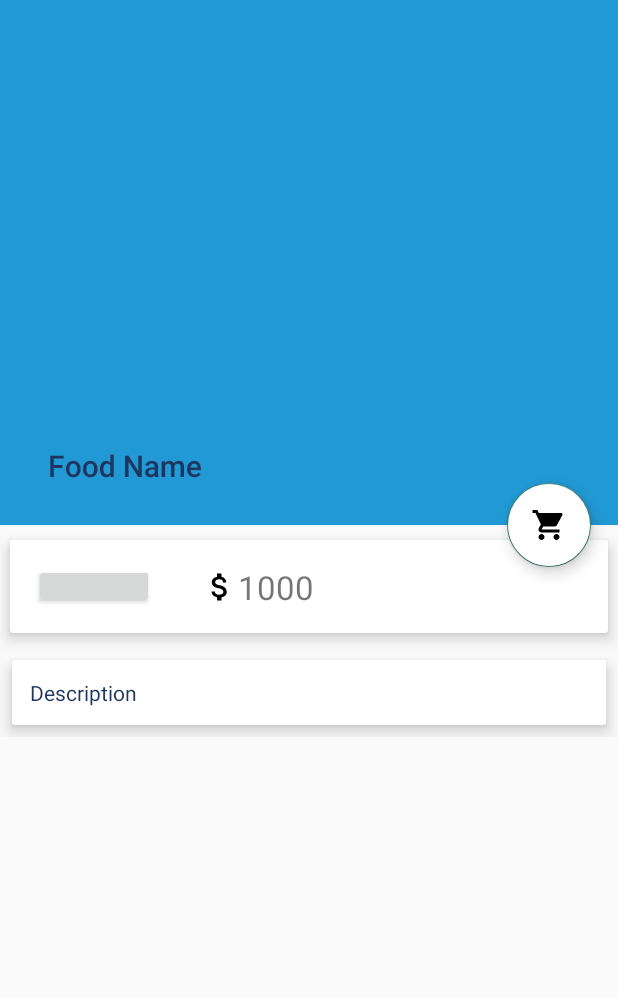
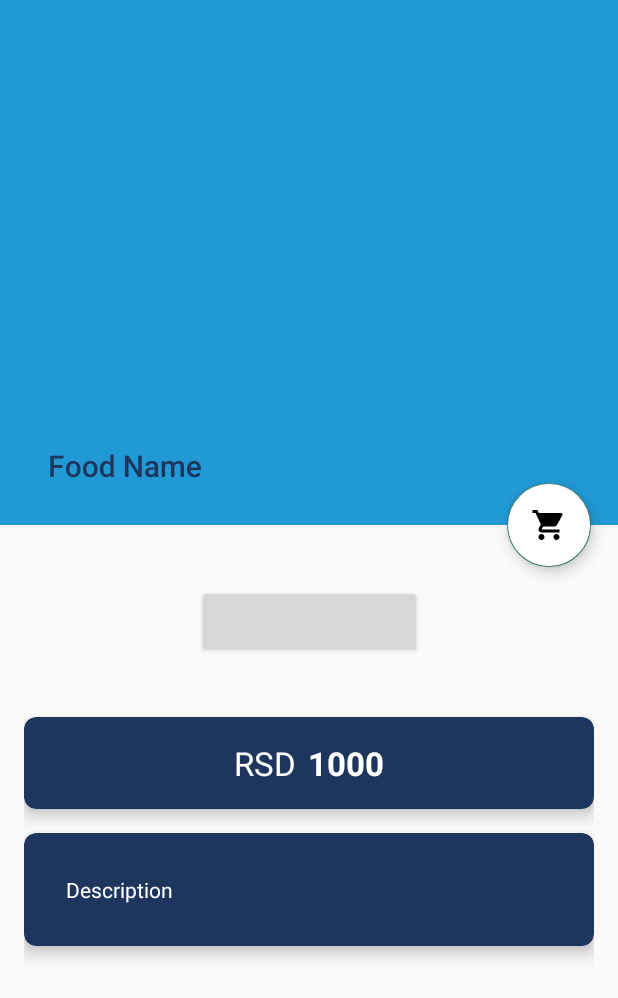
Before and after one commit to daliborhes/Foodie, an Android app: the FoodDetailActivity screen opened directly, with no data from a screen before it, on a phone screen of 412 x 824 dp. Shown: the top 998 px of the screen. Run offline under Robolectric (Android 15) with nearby library versions, the phone set to English and light mode, and no system bars; our stand-ins replace ButterKnife, Firebase (no records; nobody signed in at launch, a user with empty details on screens opened directly), Picasso; libraries missing offline, so code that uses them is left out: com.cepheuen.elegantnumberbutton; plain views replace ElegantNumberButton.

Commit message:
displaying data in activities done

```diff
--- a/app/src/main/java/com/daliborhes/foodie/Activities/FoodDetailActivity.java
+++ b/app/src/main/java/com/daliborhes/foodie/Activities/FoodDetailActivity.java
@@ -1,10 +1,10 @@
 package com.daliborhes.foodie.Activities;
 
+import android.os.Bundle;
 import android.support.annotation.NonNull;
 import android.support.design.widget.CollapsingToolbarLayout;
 import android.support.design.widget.FloatingActionButton;
 import android.support.v7.app.AppCompatActivity;
-import android.os.Bundle;
 import android.util.Log;
 import android.widget.ImageView;
 import android.widget.TextView;
@@ -16,6 +16,7 @@ import com.google.firebase.database.DataSnapshot;
 import com.google.firebase.database.DatabaseError;
 import com.google.firebase.database.DatabaseReference;
 import com.google.firebase.database.FirebaseDatabase;
+import com.google.firebase.database.Query;
 import com.google.firebase.database.ValueEventListener;
 import com.squareup.picasso.Picasso;
 
@@ -24,50 +25,59 @@ import butterknife.ButterKnife;
 
 public class FoodDetailActivity extends AppCompatActivity {
 
+    @BindView(R.id.collapsing_toolbar_layout)
     CollapsingToolbarLayout collapsingToolbarLayout;
+    @BindView(R.id.btn_cart)
     FloatingActionButton fab;
+    @BindView(R.id.food_price)
     TextView foodPrice;
+    @BindView(R.id.food_description)
     TextView foodDesc;
+    @BindView(R.id.number_btn)
     ElegantNumberButton foodBtn;
+    @BindView(R.id.img_food_detail)
     ImageView foodImage;
 
-    DatabaseReference foodRef = FirebaseDatabase.getInstance().getReference("Food");
+    FirebaseDatabase database = FirebaseDatabase.getInstance();
+    DatabaseReference databaseReference;
 
     @Override
     protected void onCreate(Bundle savedInstanceState) {
         super.onCreate(savedInstanceState);
         setContentView(R.layout.activity_food_detail);
+        ButterKnife.bind(this);
 
-        // Init views
-        foodImage = findViewById(R.id.img_food_detail);
-        foodDesc = findViewById(R.id.food_description);
-        foodPrice = findViewById(R.id.food_price);
-        fab = findViewById(R.id.btn_cart);
-        foodBtn = findViewById(R.id.number_btn);
-
-        collapsingToolbarLayout = findViewById(R.id.collapsing_toolbar_layout);
         collapsingToolbarLayout.setExpandedTitleTextAppearance(R.style.ExpandedAppBar);
         collapsingToolbarLayout.setCollapsedTitleTextAppearance(R.style.CollapsedAppBar);
 
         // Get intent here (FoodlistID)
         if (getIntent() != null) {
-            String foodIdPass = getIntent().getStringExtra("FoodId");
-            Log.d("FoodID foodactivity", " " + foodIdPass);
-            loadFoodDetail(foodIdPass);
+            String foodId = getIntent().getStringExtra("FoodName");
+            Log.d("FoodName foodDetail ", " " + foodId);
+            loadFoodDetail(foodId);
         }
     }
 
     private void loadFoodDetail(String foodId) {
-        foodRef.child(foodId).addValueEventListener(new ValueEventListener() {
+
+        databaseReference = database.getReference("Food");
+        Query query = databaseReference.orderByChild("name").equalTo(foodId);
+        query.addValueEventListener(new ValueEventListener() {
             @Override
             public void onDataChange(@NonNull DataSnapshot dataSnapshot) {
-                Food food = dataSnapshot.getValue(Food.class);
+                for (DataSnapshot snapshot: dataSnapshot.getChildren()) {
+                    Food food = snapshot.getValue(Food.class);
 
-                // Set views
-                Picasso.get().load(food.getImage()).into(foodImage);
-                collapsingToolbarLayout.setTitle(food.getName());
-                foodPrice.setText(food.getPrice());
-                foodDesc.setText(food.getDescription());
+                    // Set views
+                    Picasso.get().load(food.getImage()).into(foodImage);
+                    collapsingToolbarLayout.setTitle(food.getName());
+                    foodPrice.setText(food.getPrice());
+                    foodDesc.setText(food.getDescription());
+                    Log.d("Name", "onDataChange: " + food.getName() + "Price: " + food.getPrice());
+
+                }
+
+
             }
 
             @Override
--- a/app/src/main/java/com/daliborhes/foodie/Model/Category.java
+++ b/app/src/main/java/com/daliborhes/foodie/Model/Category.java
@@ -8,6 +8,7 @@ public class Category {
 
     private String name;
     private String image;
+
 
     public Category() {
     }
@@ -32,4 +33,5 @@ public class Category {
     public void setImage(String image) {
         this.image = image;
     }
+
 }
--- a/app/src/main/res/layout/activity_food_detail.xml
+++ b/app/src/main/res/layout/activity_food_detail.xml
@@ -65,95 +65,97 @@
 
         <android.support.constraint.ConstraintLayout
             android:layout_width="match_parent"
-            android:layout_height="wrap_content">
-
-            <android.support.v7.widget.CardView
-                android:id="@+id/cardView"
-                android:layout_width="match_parent"
             android:layout_height="wrap_content"
-                app:cardElevation="6dp"
-                app:cardUseCompatPadding="true"
-                app:layout_constraintEnd_toEndOf="parent"
-                app:layout_constraintStart_toStartOf="parent"
-                app:layout_constraintTop_toTopOf="parent">
-
-                <android.support.constraint.ConstraintLayout
-                    android:layout_width="match_parent"
-                    android:layout_height="wrap_content">
+            android:padding="16dp">
 
             <com.cepheuen.elegantnumberbutton.view.ElegantNumberButton
                 android:id="@+id/number_btn"
-                        android:layout_width="80dp"
-                        android:layout_height="30dp"
-                        android:layout_marginStart="16dp"
-                        android:layout_marginTop="16dp"
-                        android:layout_marginBottom="16dp"
+                android:layout_width="150dp"
+                android:layout_height="48dp"
+                android:layout_marginTop="24dp"
                 app:backGroundColor="@color/colorPrimaryDark"
                 app:finalNumber="20"
                 app:initialNumber="1"
-                        app:layout_constraintBottom_toBottomOf="parent"
+                app:layout_constraintEnd_toEndOf="parent"
                 app:layout_constraintStart_toStartOf="parent"
                 app:layout_constraintTop_toTopOf="parent"
-                        app:textSize="7dp" />
+                app:textSize="10sp" />
 
+            <android.support.v7.widget.CardView
+                android:id="@+id/card_view_desc"
+                android:layout_width="match_parent"
+                android:layout_height="wrap_content"
+                android:layout_marginTop="16dp"
+                android:layout_marginBottom="24dp"
+                app:cardCornerRadius="8dp"
+                app:cardElevation="6dp"
+                app:cardBackgroundColor="@color/colorPrimaryDark"
+                app:layout_constraintBottom_toBottomOf="parent"
+                app:layout_constraintEnd_toEndOf="parent"
+                app:layout_constraintStart_toStartOf="parent"
+                app:layout_constraintTop_toBottomOf="@+id/card_view_price">
+
+                <TextView
+                    android:id="@+id/food_description"
+                    android:layout_width="wrap_content"
+                    android:layout_height="wrap_content"
+                    android:layout_margin="16dp"
+                    android:lineSpacingMultiplier="1.5"
+                    android:padding="12dp"
+                    android:text="Description"
+                    android:textColor="@android:color/white"
+                    android:textSize="14sp" />
+
+            </android.support.v7.widget.CardView>
+
+            <android.support.v7.widget.CardView
+                android:id="@+id/card_view_price"
+                android:layout_width="match_parent"
+                android:layout_height="wrap_content"
+                android:layout_marginTop="40dp"
+                android:paddingBottom="24dp"
+                app:cardBackgroundColor="@color/colorPrimaryDark"
+                app:cardCornerRadius="8dp"
+                app:cardElevation="6dp"
+                app:layout_constraintEnd_toEndOf="parent"
+                app:layout_constraintStart_toStartOf="parent"
+                app:layout_constraintTop_toBottomOf="@+id/number_btn">
 
                 <android.support.constraint.ConstraintLayout
                     android:layout_width="wrap_content"
                     android:layout_height="wrap_content"
-                        android:layout_marginStart="32dp"
-                        android:layout_marginTop="16dp"
-                        android:layout_marginBottom="16dp"
+                    android:layout_gravity="center"
+                    android:layout_margin="16dp"
                     app:layout_constraintBottom_toBottomOf="parent"
-                        app:layout_constraintStart_toEndOf="@+id/number_btn"
-                        app:layout_constraintTop_toTopOf="parent">
+                    app:layout_constraintEnd_toEndOf="@+id/number_btn"
+                    app:layout_constraintStart_toStartOf="@+id/number_btn"
+                    app:layout_constraintTop_toBottomOf="@+id/number_btn">
 
                     <TextView
                         android:id="@+id/food_price"
                         android:layout_width="wrap_content"
                         android:layout_height="wrap_content"
+                        android:layout_marginStart="8dp"
                         android:text="1000"
                         android:textSize="22sp"
+                        android:textStyle="bold"
+                        android:textColor="@android:color/white"
                         app:layout_constraintBottom_toBottomOf="parent"
                         app:layout_constraintStart_toEndOf="@+id/dinar_image"
                         app:layout_constraintTop_toTopOf="parent" />
 
-                        <ImageView
+                    <TextView
                         android:id="@+id/dinar_image"
                         android:layout_width="wrap_content"
                         android:layout_height="wrap_content"
-                            android:src="@drawable/dollar_image"
+                        android:text="RSD"
+                        android:textColor="@android:color/white"
+                        android:textSize="22sp"
                         app:layout_constraintBottom_toBottomOf="parent"
                         app:layout_constraintStart_toStartOf="parent"
                         app:layout_constraintTop_toTopOf="parent" />
 
                 </android.support.constraint.ConstraintLayout>
-
-
-                </android.support.constraint.ConstraintLayout>
-
-            </android.support.v7.widget.CardView>
-
-            <android.support.v7.widget.CardView
-                android:id="@+id/cardView2"
-                android:layout_width="match_parent"
-                android:layout_height="wrap_content"
-                android:layout_margin="8dp"
-                app:cardElevation="6dp"
-                app:layout_constraintBottom_toBottomOf="parent"
-                app:layout_constraintEnd_toEndOf="parent"
-                app:layout_constraintStart_toStartOf="parent"
-                app:layout_constraintTop_toBottomOf="@+id/cardView">
-
-                <TextView
-                    android:id="@+id/food_description"
-                    android:layout_width="wrap_content"
-                    android:layout_height="wrap_content"
-                    android:lineSpacingMultiplier="1.5"
-                    android:padding="12dp"
-                    android:text="Description"
-                    android:textColor="@color/colorPrimaryDark"
-                    android:textSize="14sp" />
-
             </android.support.v7.widget.CardView>
         </android.support.constraint.ConstraintLayout>
     </android.support.v4.widget.NestedScrollView>
--- a/app/src/main/res/layout/app_bar_home.xml
+++ b/app/src/main/res/layout/app_bar_home.xml
@@ -29,6 +29,6 @@
         android:layout_gravity="bottom|end"
         android:layout_margin="@dimen/fab_margin"
         android:backgroundTint="@android:color/white"
-        app:srcCompat="@drawable/shopping_cart" />
+        android:src="@drawable/shopping_cart" />
 
 </android.support.design.widget.CoordinatorLayout>
```
Also changed, not shown: app/src/main/java/com/daliborhes/foodie/Activities/FoodListActivity.java (+6 -3 lines), app/src/main/java/com/daliborhes/foodie/Activities/HomeActivity.java (+14 -16 lines), app/src/main/java/com/daliborhes/foodie/Adapter/RecyclerFoodAdapter.java (+5 -5 lines), app/src/main/java/com/daliborhes/foodie/Adapter/RecyclerMenuAdapter.java (+9 -31 lines), app/src/main/java/com/daliborhes/foodie/Model/Food.java (+7 -0 lines), app/src/main/res/drawable/foodpaper.png (added). Lines whose indentation alone changed are shown as unchanged.
